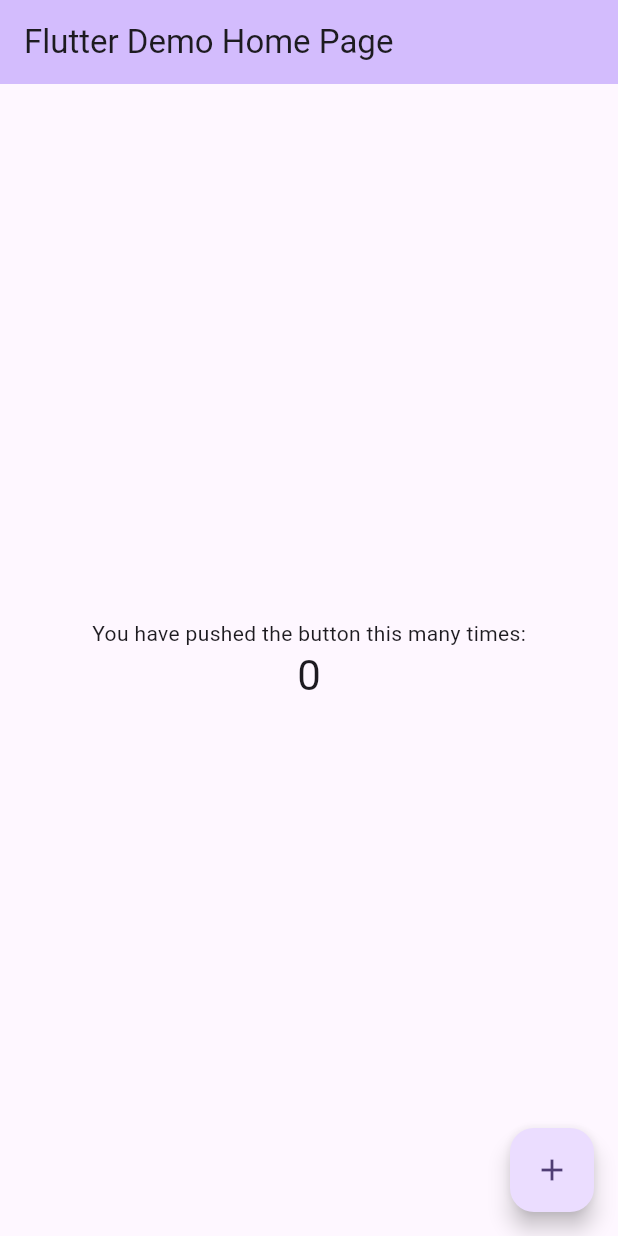
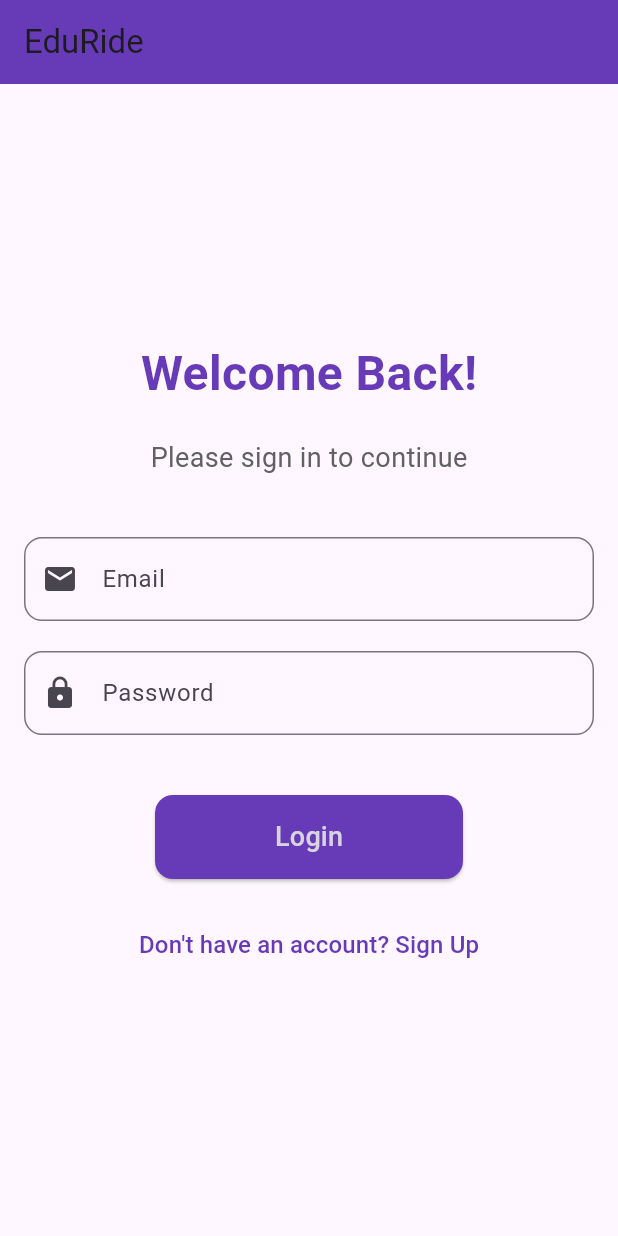
Before and after one commit to andreapaola2018/BorderRideShare, a Flutter app: the screen it shows after launch, on a phone screen of 412 x 824 dp. Run offline on Flutter 3.47's test engine with Material 3 defaults, Android fonts, the phone set to English and light mode, and no system bars; our stand-ins replace firebase_auth, firebase_core; accounts and stored records are empty.

Commit message:
working app

```diff
--- /dev/null
+++ b/project/lib/login_page.dart
@@ -0,0 +1,138 @@
+import 'package:flutter/material.dart';
+import 'signup_page.dart'; // Import the SignUpPage
+import 'main_page.dart';  // Import the MainPage
+import 'package:firebase_auth/firebase_auth.dart'; // Import FirebaseAuth
+
+class LoginPage extends StatefulWidget {
+  @override
+  _LoginPageState createState() => _LoginPageState();
+}
+
+class _LoginPageState extends State<LoginPage> {
+  final TextEditingController _emailController = TextEditingController();
+  final TextEditingController _passwordController = TextEditingController();
+
+  // Function to handle login with Firebase Authentication
+  Future<void> _login() async {
+    try {
+      // Try to sign in with the provided email and password
+      UserCredential userCredential = await FirebaseAuth.instance.signInWithEmailAndPassword(
+        email: _emailController.text.trim(),
+        password: _passwordController.text.trim(),
+      );
+
+      // Navigate to MainPage if login is successful
+      Navigator.pushReplacement(
+        context,
+        MaterialPageRoute(builder: (context) => MainPage()),
+      );
+    } catch (e) {
+      // Display an error message if login fails
+      ScaffoldMessenger.of(context).showSnackBar(
+        SnackBar(content: Text('Login failed: ${e.toString()}')),
+      );
+    }
+  }
+
+  // Function to navigate to sign-up page
+  void _goToSignUp() {
+    Navigator.push(
+      context,
+      MaterialPageRoute(
+        builder: (context) => SignUpPage(),
+      ),
+    );
+  }
+
+  @override
+  Widget build(BuildContext context) {
+    return Scaffold(
+      appBar: AppBar(
+        title: Text('EduRide'),
+        backgroundColor: Colors.deepPurple,
+        elevation: 0,
+      ),
+      body: Center(
+        child: Padding(
+          padding: const EdgeInsets.all(16.0),
+          child: SingleChildScrollView(
+            child: Column(
+              mainAxisAlignment: MainAxisAlignment.center,
+              children: [
+                Text(
+                  'Welcome Back!',
+                  style: TextStyle(
+                    fontSize: 32,
+                    fontWeight: FontWeight.bold,
+                    color: Colors.deepPurple,
+                  ),
+                ),
+                SizedBox(height: 20.0),
+                Text(
+                  'Please sign in to continue',
+                  style: TextStyle(
+                    fontSize: 18,
+                    color: Colors.grey[700],
+                  ),
+                ),
+                SizedBox(height: 40.0),
+                TextField(
+                  controller: _emailController,
+                  decoration: InputDecoration(
+                    labelText: 'Email',
+                    border: OutlineInputBorder(
+                      borderRadius: BorderRadius.circular(12.0),
+                    ),
+                    prefixIcon: Icon(Icons.email),
+                  ),
+                  keyboardType: TextInputType.emailAddress,
+                ),
+                SizedBox(height: 20.0),
+                TextField(
+                  controller: _passwordController,
+                  decoration: InputDecoration(
+                    labelText: 'Password',
+                    border: OutlineInputBorder(
+                      borderRadius: BorderRadius.circular(12.0),
+                    ),
+                    prefixIcon: Icon(Icons.lock),
+                  ),
+                  obscureText: true,
+                ),
+                SizedBox(height: 40.0),
+                ElevatedButton(
+                  onPressed: _login,  // Call the Firebase login function
+                  style: ElevatedButton.styleFrom(
+                    padding: EdgeInsets.symmetric(horizontal: 80, vertical: 15),
+                    shape: RoundedRectangleBorder(
+                      borderRadius: BorderRadius.circular(12.0),
+                    ),
+                    backgroundColor: Colors.deepPurple, // Use backgroundColor instead of primary
+                  ),
+                  child: Text(
+                    'Login',
+                    style: TextStyle(
+                      fontSize: 18,
+                      color: const Color.fromARGB(255, 216, 212, 223),
+                    ),
+                  ),
+                ),
+                SizedBox(height: 20.0),
+                TextButton(
+                  onPressed: _goToSignUp,
+                  child: Text(
+                    'Don\'t have an account? Sign Up',
+                    style: TextStyle(
+                      fontSize: 16,
+                      color: Colors.deepPurple,
+                    ),
+                  ),
+                ),
+              ],
+            ),
+          ),
+        ),
+      ),
+    );
+  }
+}
--- a/project/lib/main.dart
+++ b/project/lib/main.dart
@@ -1,125 +1,25 @@
 import 'package:flutter/material.dart';
+import 'package:firebase_core/firebase_core.dart';
+import 'firebase_options.dart';
+import 'login_page.dart'; // Import the LoginPage
 
-void main() {
-  runApp(const MyApp());
+void main() async {
+  WidgetsFlutterBinding.ensureInitialized();
+  await Firebase.initializeApp(
+    options: DefaultFirebaseOptions.currentPlatform,  // Initialize Firebase using the generated options
+  );
+  runApp(MyApp());
 }
 
 class MyApp extends StatelessWidget {
-  const MyApp({super.key});
-
-  // This widget is the root of your application.
   @override
   Widget build(BuildContext context) {
     return MaterialApp(
-      title: 'Flutter Demo',
+      title: 'Ride Sharing',
       theme: ThemeData(
-        // This is the theme of your application.
-        //
-        // TRY THIS: Try running your application with "flutter run". You'll see
-        // the application has a purple toolbar. Then, without quitting the app,
-        // try changing the seedColor in the colorScheme below to Colors.green
-        // and then invoke "hot reload" (save your changes or press the "hot
-        // reload" button in a Flutter-supported IDE, or press "r" if you used
-        // the command line to start the app).
-        //
-        // Notice that the counter didn't reset back to zero; the application
-        // state is not lost during the reload. To reset the state, use hot
-        // restart instead.
-        //
-        // This works for code too, not just values: Most code changes can be
-        // tested with just a hot reload.
-        colorScheme: ColorScheme.fromSeed(seedColor: Colors.deepPurple),
-        useMaterial3: true,
+        primarySwatch: Colors.blue,
       ),
-      home: const MyHomePage(title: 'Flutter Demo Home Page'),
+      home: LoginPage(), // Start with the LoginPage
     );
   }
 }
-
-class MyHomePage extends StatefulWidget {
-  const MyHomePage({super.key, required this.title});
-
-  // This widget is the home page of your application. It is stateful, meaning
-  // that it has a State object (defined below) that contains fields that affect
-  // how it looks.
-
-  // This class is the configuration for the state. It holds the values (in this
-  // case the title) provided by the parent (in this case the App widget) and
-  // used by the build method of the State. Fields in a Widget subclass are
-  // always marked "final".
-
-  final String title;
-
-  @override
-  State<MyHomePage> createState() => _MyHomePageState();
-}
-
-class _MyHomePageState extends State<MyHomePage> {
-  int _counter = 0;
-
-  void _incrementCounter() {
-    setState(() {
-      // This call to setState tells the Flutter framework that something has
-      // changed in this State, which causes it to rerun the build method below
-      // so that the display can reflect the updated values. If we changed
-      // _counter without calling setState(), then the build method would not be
-      // called again, and so nothing would appear to happen.
-      _counter++;
-    });
-  }
-
-  @override
-  Widget build(BuildContext context) {
-    // This method is rerun every time setState is called, for instance as done
-    // by the _incrementCounter method above.
-    //
-    // The Flutter framework has been optimized to make rerunning build methods
-    // fast, so that you can just rebuild anything that needs updating rather
-    // than having to individually change instances of widgets.
-    return Scaffold(
-      appBar: AppBar(
-        // TRY THIS: Try changing the color here to a specific color (to
-        // Colors.amber, perhaps?) and trigger a hot reload to see the AppBar
-        // change color while the other colors stay the same.
-        backgroundColor: Theme.of(context).colorScheme.inversePrimary,
-        // Here we take the value from the MyHomePage object that was created by
-        // the App.build method, and use it to set our appbar title.
-        title: Text(widget.title),
-      ),
-      body: Center(
-        // Center is a layout widget. It takes a single child and positions it
-        // in the middle of the parent.
-        child: Column(
-          // Column is also a layout widget. It takes a list of children and
-          // arranges them vertically. By default, it sizes itself to fit its
-          // children horizontally, and tries to be as tall as its parent.
-          //
-          // Column has various properties to control how it sizes itself and
-          // how it positions its children. Here we use mainAxisAlignment to
-          // center the children vertically; the main axis here is the vertical
-          // axis because Columns are vertical (the cross axis would be
-          // horizontal).
-          //
-          // TRY THIS: Invoke "debug painting" (choose the "Toggle Debug Paint"
-          // action in the IDE, or press "p" in the console), to see the
-          // wireframe for each widget.
-          mainAxisAlignment: MainAxisAlignment.center,
-          children: <Widget>[
-            const Text(
-              'You have pushed the button this many times:',
-            ),
-            Text(
-              '$_counter',
-              style: Theme.of(context).textTheme.headlineMedium,
-            ),
-          ],
-        ),
-      ),
-      floatingActionButton: FloatingActionButton(
-        onPressed: _incrementCounter,
-        tooltip: 'Increment',
-        child: const Icon(Icons.add),
-      ), // This trailing comma makes auto-formatting nicer for build methods.
-    );
-  }
-}
--- a/project/pubspec.yaml
+++ b/project/pubspec.yaml
@@ -30,11 +30,14 @@ environment:
 dependencies:
   flutter:
     sdk: flutter
+  image_picker: ^0.8.4+8
 
 
   # The following adds the Cupertino Icons font to your application.
   # Use with the CupertinoIcons class for iOS style icons.
   cupertino_icons: ^1.0.8
+  firebase_core: ^3.6.0
+  firebase_auth: ^5.3.1
 
 dev_dependencies:
   flutter_test:
```
Also changed, not shown: project/lib/chat_page.dart (added, +82 -0 lines), project/lib/main_page.dart (added, +248 -0 lines), project/lib/signup_page.dart (added, +110 -0 lines), project/firebase.json (added), project/lib/firebase_options.dart (added), project/pubspec.lock, 12 other files.
